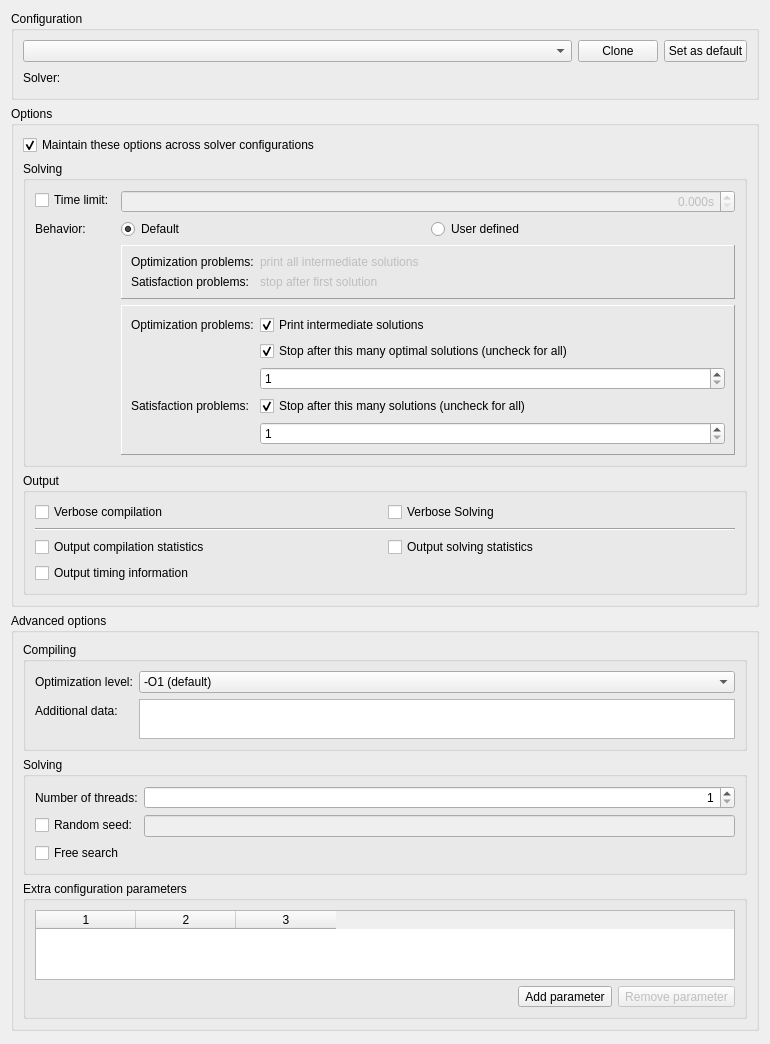
Qt form MiniZincIDE/configwindow.ui (MiniZinc/MiniZincIDE) before a commit.
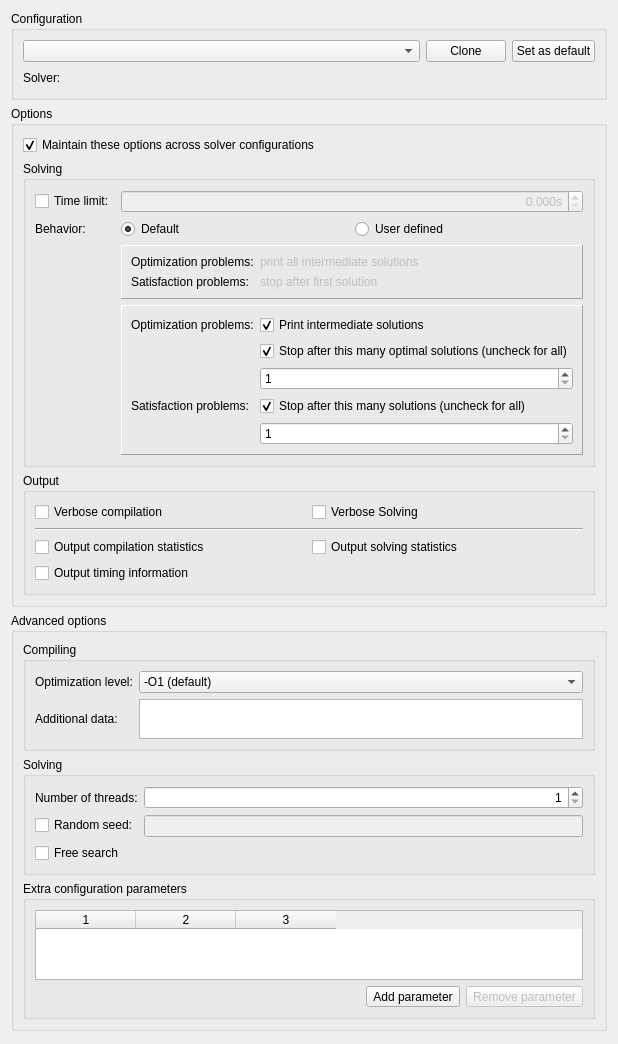
The same form after that commit.

Commit message:
Use grid layout instead of form layout
FormLayout doesn't look good on macOS for this purpose

The edit to the form file:
```diff
--- a/MiniZincIDE/configwindow.ui
+++ b/MiniZincIDE/configwindow.ui
@@ -6,13 +6,15 @@
    <rect>
     <x>0</x>
     <y>0</y>
-    <width>770</width>
+    <width>556</width>
     <height>1044</height>
    </rect>
   </property>
   <property name="windowTitle">
    <string>Form</string>
   </property>
+  <layout class="QVBoxLayout" name="verticalLayout_5">
+   <item>
   <layout class="QVBoxLayout" name="verticalLayout">
    <item>
     <widget class="QGroupBox" name="config_groupBox">
@@ -20,9 +22,6 @@
       <string>Configuration</string>
      </property>
      <layout class="QVBoxLayout" name="verticalLayout_2">
-      <item>
-       <widget class="QWidget" name="solver_controls" native="true">
-        <layout class="QVBoxLayout" name="verticalLayout_7">
          <property name="leftMargin">
           <number>0</number>
          </property>
@@ -36,8 +35,11 @@
           <number>0</number>
          </property>
          <item>
-          <layout class="QHBoxLayout" name="horizontalLayout_4">
+         <widget class="QWidget" name="solver_controls" native="true">
+          <layout class="QHBoxLayout" name="horizontalLayout_9">
            <item>
+            <layout class="QGridLayout" name="gridLayout_4">
+             <item row="0" column="0">
             <widget class="QComboBox" name="config_comboBox">
              <property name="sizePolicy">
               <sizepolicy hsizetype="Expanding" vsizetype="Fixed">
@@ -50,6 +52,8 @@
              </property>
             </widget>
            </item>
+             <item row="0" column="1">
+              <layout class="QHBoxLayout" name="horizontalLayout_4">
            <item>
             <widget class="QPushButton" name="clone_pushButton">
              <property name="text">
@@ -69,7 +73,7 @@
            </item>
           </layout>
          </item>
-         <item>
+             <item row="1" column="0" colspan="2">
           <layout class="QHBoxLayout" name="horizontalLayout">
            <item>
             <widget class="QLabel" name="label_4">
@@ -92,11 +96,13 @@
              </property>
              <property name="sizeHint" stdset="0">
               <size>
-               <width>498</width>
+                   <width>40</width>
                <height>20</height>
               </size>
              </property>
             </spacer>
+               </item>
+              </layout>
            </item>
           </layout>
          </item>
@@ -132,7 +138,7 @@
         </property>
         <layout class="QHBoxLayout" name="horizontalLayout_7">
          <item>
-          <layout class="QFormLayout" name="formLayout">
+            <layout class="QGridLayout" name="gridLayout_2">
            <item row="0" column="0">
             <widget class="QCheckBox" name="timeLimit_checkBox">
              <property name="toolTip">
@@ -195,6 +201,12 @@
            </item>
            <item row="2" column="1">
             <widget class="QFrame" name="defaultBehavior_frame">
+               <property name="sizePolicy">
+                <sizepolicy hsizetype="Expanding" vsizetype="Preferred">
+                 <horstretch>0</horstretch>
+                 <verstretch>0</verstretch>
+                </sizepolicy>
+               </property>
              <property name="frameShape">
               <enum>QFrame::Panel</enum>
              </property>
@@ -241,6 +253,12 @@
            </item>
            <item row="3" column="1">
             <widget class="QFrame" name="userDefinedBehavior_frame">
+               <property name="sizePolicy">
+                <sizepolicy hsizetype="Expanding" vsizetype="Preferred">
+                 <horstretch>0</horstretch>
+                 <verstretch>0</verstretch>
+                </sizepolicy>
+               </property>
              <property name="frameShape">
               <enum>QFrame::Panel</enum>
              </property>
@@ -303,6 +321,12 @@
               </item>
               <item row="4" column="1">
                <widget class="QSpinBox" name="numSolutions_spinBox">
+                  <property name="sizePolicy">
+                   <sizepolicy hsizetype="Expanding" vsizetype="Fixed">
+                    <horstretch>0</horstretch>
+                    <verstretch>0</verstretch>
+                   </sizepolicy>
+                  </property>
                 <property name="minimum">
                  <number>1</number>
                 </property>
@@ -316,6 +340,12 @@
               </item>
               <item row="2" column="1">
                <widget class="QSpinBox" name="numOptimal_spinBox">
+                  <property name="sizePolicy">
+                   <sizepolicy hsizetype="Expanding" vsizetype="Fixed">
+                    <horstretch>0</horstretch>
+                    <verstretch>0</verstretch>
+                   </sizepolicy>
+                  </property>
                 <property name="minimum">
                  <number>1</number>
                 </property>
@@ -415,7 +445,7 @@
         </property>
         <layout class="QHBoxLayout" name="horizontalLayout_5">
          <item>
-          <layout class="QFormLayout" name="formLayout_5">
+            <layout class="QGridLayout" name="gridLayout_3">
            <item row="0" column="0">
             <widget class="QLabel" name="label_21">
              <property name="toolTip">
@@ -631,15 +661,17 @@
      </layout>
     </widget>
    </item>
+    </layout>
+   </item>
    <item>
-    <spacer name="verticalSpacer_2">
+    <spacer name="verticalSpacer">
      <property name="orientation">
       <enum>Qt::Vertical</enum>
      </property>
      <property name="sizeHint" stdset="0">
       <size>
        <width>20</width>
-       <height>212</height>
+       <height>40</height>
       </size>
      </property>
     </spacer>
```
Lines whose indentation alone changed are shown as unchanged.
